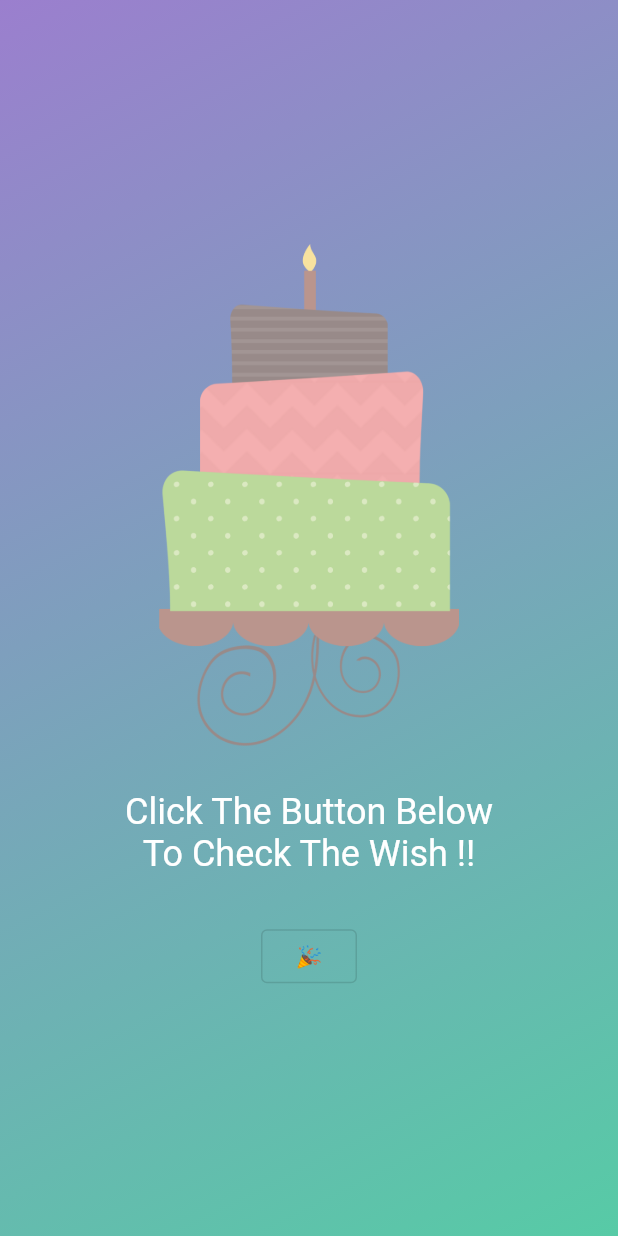
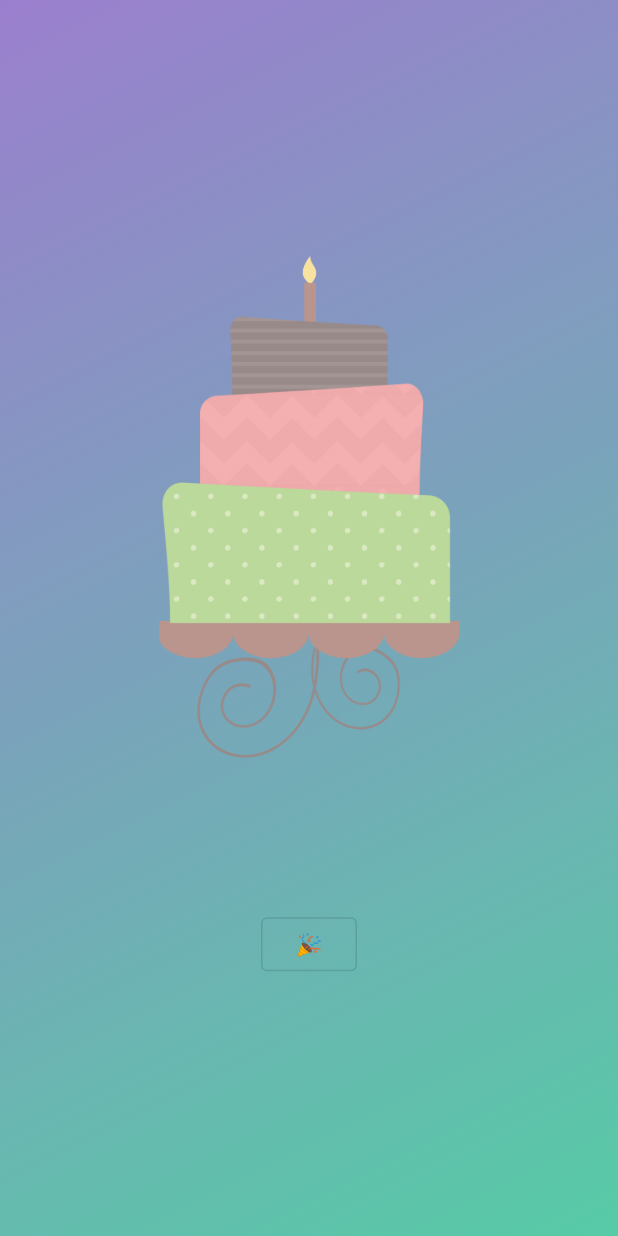
Before and after one commit to anmol420/BdayApp-In-Flutter, a Flutter app: the screen it shows after launch, on a phone screen of 412 x 824 dp. Run offline on Flutter 3.47's test engine with Material 2 defaults, Android fonts, the phone set to English and light mode, and no system bars.

Commit message:
Minor Changes

```diff
--- a/lib/start_screen.dart
+++ b/lib/start_screen.dart
@@ -1,5 +1,5 @@
 import 'package:flutter/material.dart';
-import 'package:google_fonts/google_fonts.dart';
+//import 'package:google_fonts/google_fonts.dart';
 
 class StartScreen extends StatelessWidget {
   const StartScreen({super.key});
@@ -15,9 +15,9 @@ class StartScreen extends StatelessWidget {
             width: 200,
           ),
           const SizedBox(
-            height: 30,
+            height: 100, //30
           ),
-          Text(
+          /*Text(
             "Click The Button Below\nTo Check The Wish !!",
             textAlign: TextAlign.center,
             style: GoogleFonts.roboto(
@@ -27,7 +27,7 @@ class StartScreen extends StatelessWidget {
           ),
           const SizedBox(
             height: 30,
-          ),
+          ),*/
           OutlinedButton(
               onPressed: () {},
               child: const Text(
```
